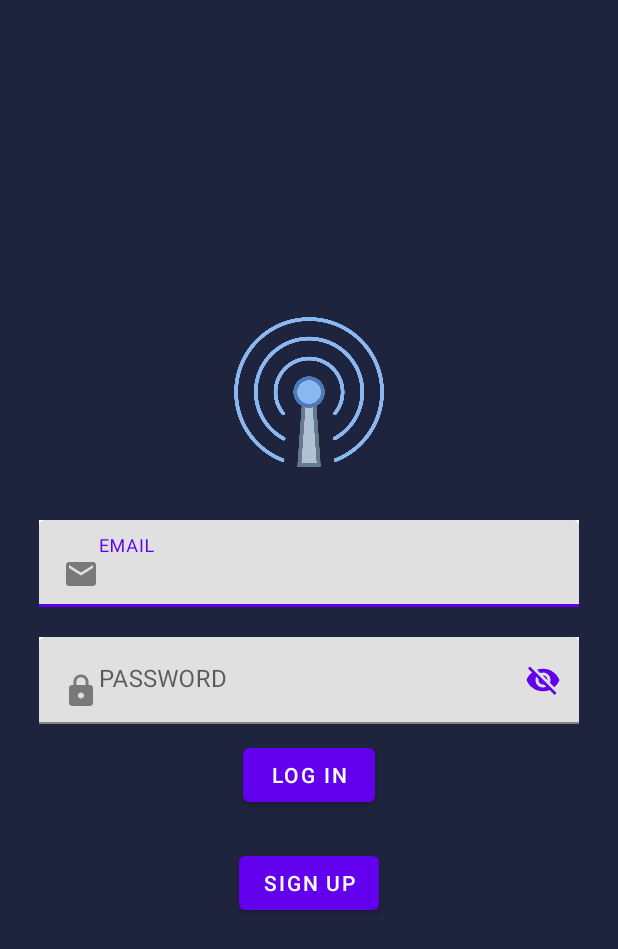
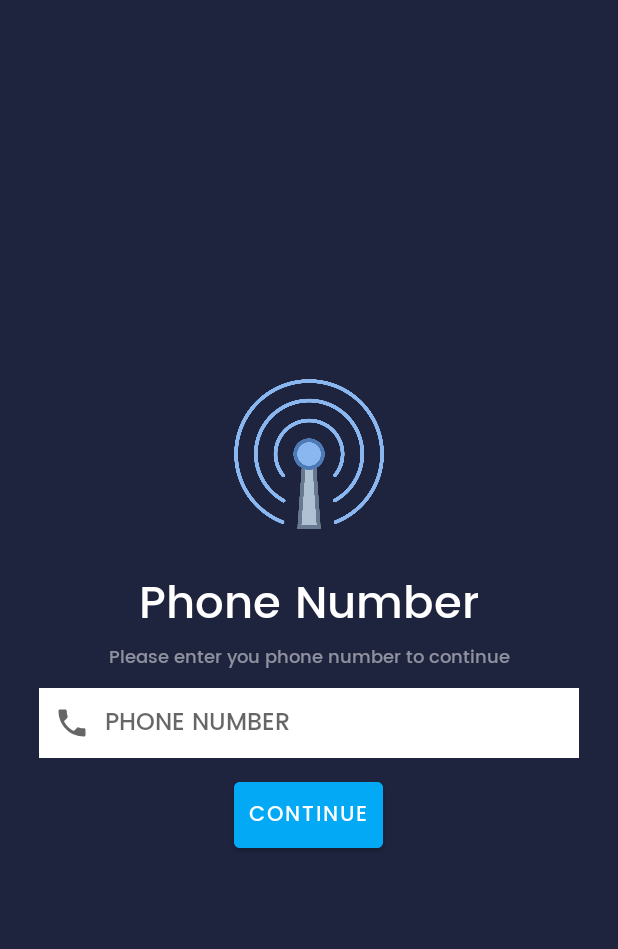
Before and after one commit to MohitAswani/Network, an Android app: the screen it shows after launch (Login before the commit, PhoneLogin after it), on a phone screen of 412 x 824 dp. Shown: the top 949 px of the screen. Run offline under Robolectric (Android 15) with nearby library versions, the phone set to English and light mode, and no system bars; our stand-ins replace Firebase (no records; nobody signed in at launch, a user with empty details on screens opened directly), data binding.

Commit message:
Adding phone login

```diff
--- a/app/src/main/java/com/example/network/Login.kt
+++ /dev/null
@@ -1,59 +0,0 @@
-package com.example.network
-
-import android.content.Intent
-import androidx.appcompat.app.AppCompatActivity
-import android.os.Bundle
-import android.widget.Toast
-import com.example.network.databinding.ActivityLoginBinding
-import com.google.firebase.auth.FirebaseAuth
-
-class Login : AppCompatActivity() {
-
-    private lateinit var mAuth:FirebaseAuth
-
-    private lateinit var binding:ActivityLoginBinding
-
-    override fun onCreate(savedInstanceState: Bundle?) {
-        super.onCreate(savedInstanceState)
-        binding= ActivityLoginBinding.inflate(layoutInflater)
-        setContentView(binding.root)
-
-        mAuth= FirebaseAuth.getInstance()
-
-        binding.signupButton.setOnClickListener{
-            val intent= Intent(this,Signup::class.java)
-            startActivity(intent)
-        }
-
-        binding.logInButton.setOnClickListener{
-            val email="test3@gmail.com"
-            val password="test1234"
-
-            login(email,password)
-        }
-    }
-
-    override fun onStart() {
-        super.onStart()
-        if(mAuth.currentUser!=null)
-        {
-            val intent=Intent(this@Login,MainActivity::class.java)
-            startActivity(intent)
-        }
-    }
-
-    private fun login(email:String,password:String)
-    {
-        // logging in the user
-        mAuth.signInWithEmailAndPassword(email, password)
-            .addOnCompleteListener(this) { task ->
-                if (task.isSuccessful) {
-                    // code after successful login
-                    val intent=Intent(this@Login,MainActivity::class.java)
-                    startActivity(intent)
-                } else {
-                    Toast.makeText(this@Login,"USER DOES NOT EXIST",Toast.LENGTH_SHORT).show()
-                }
-            }
-    }
-}
--- a/app/src/main/java/com/example/network/MainActivity.kt
+++ b/app/src/main/java/com/example/network/MainActivity.kt
@@ -23,7 +23,7 @@ class MainActivity : AppCompatActivity() {
 
         binding.logOutButton.setOnClickListener{
             mAuth.signOut()
-            val intent= Intent(this@MainActivity,Login::class.java)
+            val intent= Intent(this@MainActivity,PhoneLogin::class.java)
             startActivity(intent)
         }
     }
--- /dev/null
+++ b/app/src/main/res/drawable/ic_baseline_message.xml
@@ -0,0 +1,10 @@
+<vector xmlns:android="http://schemas.android.com/apk/res/android"
+    android:width="24dp"
+    android:height="24dp"
+    android:viewportWidth="24"
+    android:viewportHeight="24"
+    android:tint="?attr/colorControlNormal">
+  <path
+      android:fillColor="@android:color/white"
+      android:pathData="M20,2L4,2c-1.1,0 -1.99,0.9 -1.99,2L2,22l4,-4h14c1.1,0 2,-0.9 2,-2L22,4c0,-1.1 -0.9,-2 -2,-2zM18,14L6,14v-2h12v2zM18,11L6,11L6,9h12v2zM18,8L6,8L6,6h12v2z"/>
+</vector>
--- /dev/null
+++ b/app/src/main/res/drawable/ic_baseline_phone.xml
@@ -0,0 +1,10 @@
+<vector xmlns:android="http://schemas.android.com/apk/res/android"
+    android:width="24dp"
+    android:height="24dp"
+    android:viewportWidth="24"
+    android:viewportHeight="24"
+    android:tint="?attr/colorControlNormal">
+  <path
+      android:fillColor="@android:color/white"
+      android:pathData="M6.62,10.79c1.44,2.83 3.76,5.14 6.59,6.59l2.2,-2.2c0.27,-0.27 0.67,-0.36 1.02,-0.24 1.12,0.37 2.33,0.57 3.57,0.57 0.55,0 1,0.45 1,1V20c0,0.55 -0.45,1 -1,1 -9.39,0 -17,-7.61 -17,-17 0,-0.55 0.45,-1 1,-1h3.5c0.55,0 1,0.45 1,1 0,1.25 0.2,2.45 0.57,3.57 0.11,0.35 0.03,0.74 -0.25,1.02l-2.2,2.2z"/>
+</vector>
--- a/app/src/main/res/layout/activity_login.xml
+++ /dev/null
@@ -1,91 +0,0 @@
-<?xml version="1.0" encoding="utf-8"?>
-<layout xmlns:android="http://schemas.android.com/apk/res/android"
-    xmlns:app="http://schemas.android.com/apk/res-auto"
-    xmlns:tools="http://schemas.android.com/tools">
-
-    <LinearLayout
-        android:layout_width="match_parent"
-        android:padding="16dp"
-        android:layout_height="match_parent"
-        android:orientation="vertical"
-        android:gravity="center"
-        android:background="#1E233E"
-        tools:context=".Login">
-        <ImageView
-            android:layout_width="100dp"
-            android:layout_height="100dp"
-            android:src="@drawable/netw"
-            android:layout_marginBottom="25dp"
-            />
-        <com.google.android.material.textfield.TextInputLayout
-            android:background="@color/white"
-            android:id="@+id/textInputLayout1"
-            android:layout_width="match_parent"
-            android:layout_height="wrap_content"
-            android:layout_margin="10dp"
-            app:layout_constraintBottom_toBottomOf="parent"
-            app:layout_constraintEnd_toEndOf="parent"
-            app:layout_constraintStart_toStartOf="parent"
-            app:layout_constraintTop_toTopOf="parent">
-
-        <com.google.android.material.textfield.TextInputEditText
-            android:id="@+id/edit_email"
-            android:layout_width="match_parent"
-            android:layout_height="wrap_content"
-            android:hint="@string/email"
-            android:drawableLeft="@drawable/ic_email" />
-        </com.google.android.material.textfield.TextInputLayout>
-
-        <com.google.android.material.textfield.TextInputLayout
-            app:passwordToggleEnabled="true"
-            app:passwordToggleTint="@color/purple_500"
-            android:background="@color/white"
-            android:id="@+id/textInputLayout"
-            android:layout_width="match_parent"
-            android:layout_height="wrap_content"
-            android:layout_margin="10dp"
-            app:layout_constraintBottom_toBottomOf="parent"
-            app:layout_constraintEnd_toEndOf="parent"
-            app:layout_constraintStart_toStartOf="parent"
-            app:layout_constraintTop_toTopOf="parent">
-
-            <com.google.android.material.textfield.TextInputEditText
-                android:id="@+id/edit_password"
-                android:layout_width="match_parent"
-                android:layout_height="match_parent"
-                android:hint="@string/password"
-                android:drawableStart="@drawable/ic_lock"
-                 />
-
-        </com.google.android.material.textfield.TextInputLayout>
-
-        <com.google.android.material.button.MaterialButton
-            android:id="@+id/logIn_button"
-            android:layout_width="wrap_content"
-            android:layout_height="wrap_content"
-            android:text="@string/log_in"
-            app:layout_constraintBottom_toBottomOf="parent"
-            android:layout_gravity="center_horizontal"
-            app:layout_constraintHorizontal_bias="0.498"
-            app:layout_constraintLeft_toLeftOf="parent"
-            app:layout_constraintRight_toRightOf="parent"
-            app:layout_constraintTop_toTopOf="parent"
-            app:layout_constraintVertical_bias="0.674" />
-
-        <com.google.android.material.button.MaterialButton
-            android:id="@+id/signup_button"
-            android:layout_width="wrap_content"
-            android:layout_height="wrap_content"
-            android:layout_marginTop="24dp"
-            android:text="@string/sign_up"
-            android:layout_gravity="center_horizontal"
-            app:layout_constraintBottom_toBottomOf="parent"
-            app:layout_constraintHorizontal_bias="0.498"
-            app:layout_constraintLeft_toLeftOf="parent"
-            app:layout_constraintRight_toRightOf="parent"
-            app:layout_constraintTop_toBottomOf="@id/logIn_button"
-            app:layout_constraintVertical_bias="0.0" />
-
-
-    </LinearLayout>
-</layout>
--- /dev/null
+++ b/app/src/main/res/layout/activity_phone_login.xml
@@ -0,0 +1,168 @@
+<?xml version="1.0" encoding="utf-8"?>
+<layout xmlns:android="http://schemas.android.com/apk/res/android"
+    xmlns:app="http://schemas.android.com/apk/res-auto"
+    xmlns:tools="http://schemas.android.com/tools">
+
+    <LinearLayout
+        android:layout_width="match_parent"
+        android:padding="16dp"
+        android:layout_height="match_parent"
+        android:orientation="vertical"
+        android:gravity="center"
+        android:background="#1E233E"
+        tools:context=".PhoneLogin">
+        <ImageView
+            android:layout_width="100dp"
+            android:layout_height="100dp"
+            android:src="@drawable/netw"
+            android:layout_marginBottom="25dp"
+            android:contentDescription="@string/symbol" />
+
+        <TextView
+            android:id="@+id/textView1"
+            android:layout_width="match_parent"
+            android:layout_height="wrap_content"
+            android:layout_marginStart="10dp"
+            android:layout_marginEnd="10dp"
+            app:layout_constraintBottom_toBottomOf="parent"
+            app:layout_constraintEnd_toEndOf="parent"
+            app:layout_constraintStart_toStartOf="parent"
+            app:layout_constraintTop_toTopOf="parent"
+            android:text="@string/phone_number"
+            android:textColor="@color/white"
+            android:gravity="center_horizontal"
+            android:textSize="30sp"
+            />
+        <TextView
+            android:id="@+id/textView2"
+            android:layout_width="match_parent"
+            android:layout_height="wrap_content"
+            android:layout_marginStart="10dp"
+            android:layout_marginEnd="10dp"
+            app:layout_constraintBottom_toBottomOf="parent"
+            app:layout_constraintEnd_toEndOf="parent"
+            app:layout_constraintStart_toStartOf="parent"
+            app:layout_constraintTop_toTopOf="parent"
+            android:text="Please enter you phone number to continue"
+            android:textColor="#80FFFFFF"
+            android:gravity="center_horizontal"
+            android:textSize="12sp"
+            />
+        <EditText
+            android:id="@+id/edit_phone_number"
+            android:background="@color/white"
+            android:layout_width="match_parent"
+            android:layout_height="wrap_content"
+            android:layout_margin="10dp"
+            android:hint="PHONE NUMBER"
+            android:inputType="phone"
+            android:drawableStart="@drawable/ic_baseline_phone"
+            android:drawablePadding="10dp"
+            android:textSize="16sp"
+            android:padding="10dp"
+            app:layout_constraintBottom_toBottomOf="parent"
+            app:layout_constraintEnd_toEndOf="parent"
+            app:layout_constraintStart_toStartOf="parent"
+            app:layout_constraintTop_toTopOf="parent">
+        </EditText>
+
+
+        <com.google.android.material.button.MaterialButton
+            android:id="@+id/continue_button"
+            android:layout_width="wrap_content"
+            android:layout_height="wrap_content"
+            android:text="CONTINUE"
+            app:layout_constraintBottom_toBottomOf="parent"
+            android:layout_gravity="center_horizontal"
+            app:layout_constraintLeft_toLeftOf="parent"
+            app:layout_constraintRight_toRightOf="parent"
+            app:layout_constraintTop_toTopOf="parent"
+            android:padding="10dp"
+            android:backgroundTint="@color/light_blue"
+            />
+
+
+        <TextView
+            android:id="@+id/textView3"
+            android:layout_width="match_parent"
+            android:layout_height="wrap_content"
+            android:layout_marginStart="10dp"
+            android:layout_marginEnd="10dp"
+            app:layout_constraintBottom_toBottomOf="parent"
+            app:layout_constraintEnd_toEndOf="parent"
+            app:layout_constraintStart_toStartOf="parent"
+            app:layout_constraintTop_toTopOf="parent"
+            android:text="OTP"
+            android:textColor="@color/white"
+            android:gravity="center_horizontal"
+            android:textSize="30sp"
+            android:visibility="gone"
+            />
+        <TextView
+            android:id="@+id/textView4"
+            android:layout_width="match_parent"
+            android:layout_height="wrap_content"
+            android:layout_marginStart="10dp"
+            android:layout_marginEnd="10dp"
+            app:layout_constraintBottom_toBottomOf="parent"
+            app:layout_constraintEnd_toEndOf="parent"
+            app:layout_constraintStart_toStartOf="parent"
+            app:layout_constraintTop_toTopOf="parent"
+            android:text="Enter the OTP sent to your mobile number"
+            android:textColor="#80FFFFFF"
+            android:gravity="center_horizontal"
+            android:textSize="12sp"
+            android:visibility="gone"
+            />
+        <EditText
+            android:id="@+id/edit_otp"
+            android:background="@color/white"
+            android:layout_width="match_parent"
+            android:layout_height="wrap_content"
+            android:layout_margin="10dp"
+            android:hint="OTP"
+            android:drawableStart="@drawable/ic_baseline_message"
+            android:drawablePadding="10dp"
+            android:textSize="16sp"
+            android:padding="10dp"
+            android:inputType="phone"
+            app:layout_constraintBottom_toBottomOf="parent"
+            app:layout_constraintEnd_toEndOf="parent"
+            app:layout_constraintStart_toStartOf="parent"
+            app:layout_constraintTop_toTopOf="parent"
+            android:visibility="gone"
+            android:autofillHints="" />
+
+
+        <com.google.android.material.button.MaterialButton
+            android:id="@+id/logIn_button"
+            android:layout_width="wrap_content"
+            android:layout_height="wrap_content"
+            android:text="Log in"
+            app:layout_constraintBottom_toBottomOf="parent"
+            android:layout_gravity="center_horizontal"
+            app:layout_constraintLeft_toLeftOf="parent"
+            app:layout_constraintRight_toRightOf="parent"
+            app:layout_constraintTop_toTopOf="parent"
+            android:padding="10dp"
+            android:visibility="gone"
+            android:backgroundTint="@color/light_blue"
+            />
+
+        <com.google.android.material.button.MaterialButton
+            android:id="@+id/resend_button"
+            android:layout_width="wrap_content"
+            android:layout_height="wrap_content"
+            android:text="Resend OTP"
+            app:layout_constraintBottom_toBottomOf="parent"
+            android:layout_gravity="center_horizontal"
+            app:layout_constraintLeft_toLeftOf="parent"
+            app:layout_constraintRight_toRightOf="parent"
+            app:layout_constraintTop_toTopOf="parent"
+            android:padding="10dp"
+            android:visibility="gone"
+            />
+
+
+    </LinearLayout>
+</layout>
--- a/app/src/main/res/values-night/themes.xml
+++ b/app/src/main/res/values-night/themes.xml
@@ -9,6 +9,7 @@
         <item name="colorSecondary">@color/teal_200</item>
         <item name="colorSecondaryVariant">@color/teal_200</item>
         <item name="colorOnSecondary">@color/black</item>
+        <item name="android:fontFamily">@font/poppins_medium</item>
         <!-- Status bar color. -->
         <item name="android:statusBarColor" tools:targetApi="l">?attr/colorPrimaryVariant</item>
         <!-- Customize your theme here. -->
--- a/app/src/main/res/values/colors.xml
+++ b/app/src/main/res/values/colors.xml
@@ -7,4 +7,6 @@
     <color name="teal_700">#FF018786</color>
     <color name="black">#FF000000</color>
     <color name="white">#FFFFFFFF</color>
+    <color name="light_blue">#03A9F4</color>
+    <color name="dark_blue">#0B4AEA</color>
 </resources>
--- a/app/src/main/res/values/strings.xml
+++ b/app/src/main/res/values/strings.xml
@@ -7,4 +7,6 @@
     <string name="name">NAME</string>
     <string name="log_out">LOG OUT</string>
     <string name="username">USERNAME</string>
+    <string name="symbol">Symbol</string>
+    <string name="phone_number">Phone Number</string>
 </resources>
--- a/app/src/main/res/values/themes.xml
+++ b/app/src/main/res/values/themes.xml
@@ -2,13 +2,14 @@
     <!-- Base application theme. -->
     <style name="Theme.Network" parent="Theme.MaterialComponents.DayNight.NoActionBar">
         <!-- Primary brand color. -->
-        <item name="colorPrimary">@color/purple_500</item>
-        <item name="colorPrimaryVariant">@color/purple_700</item>
+        <item name="colorPrimary">@color/light_blue</item>
+        <item name="colorPrimaryVariant">@color/dark_blue</item>
         <item name="colorOnPrimary">@color/white</item>
         <!-- Secondary brand color. -->
         <item name="colorSecondary">@color/teal_200</item>
         <item name="colorSecondaryVariant">@color/teal_700</item>
         <item name="colorOnSecondary">@color/black</item>
+        <item name="android:fontFamily">@font/poppins_medium</item>
         <!-- Status bar color. -->
         <item name="android:statusBarColor" tools:targetApi="l">?attr/colorPrimaryVariant</item>
         <!-- Customize your theme here. -->
--- a/build.gradle
+++ b/build.gradle
@@ -14,7 +14,7 @@ buildscript {
     }
     dependencies {
         classpath "com.android.tools.build:gradle:7.0.3"
-        classpath "org.jetbrains.kotlin:kotlin-gradle-plugin:1.5.31"
+        classpath 'org.jetbrains.kotlin:kotlin-gradle-plugin:1.6.0'
         classpath "androidx.navigation:navigation-safe-args-gradle-plugin:2.3.5"
         classpath 'com.google.gms:google-services:4.3.10'
     }
```
Also changed, not shown: app/src/main/AndroidManifest.xml (+8 -11 lines), app/src/main/java/com/example/network/PhoneLogin.kt (added, +206 -0 lines), app/src/main/java/com/example/network/Signup.kt (deleted, +0 -51 lines), app/src/main/res/layout/activity_signup.xml (deleted, +0 -92 lines).
